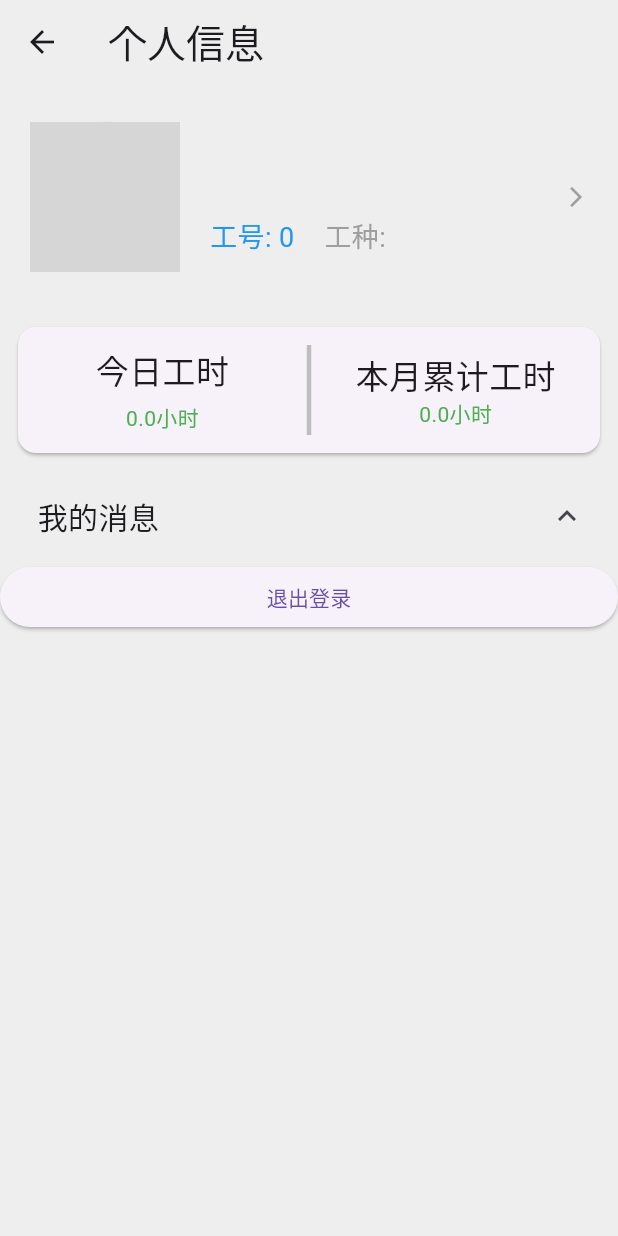
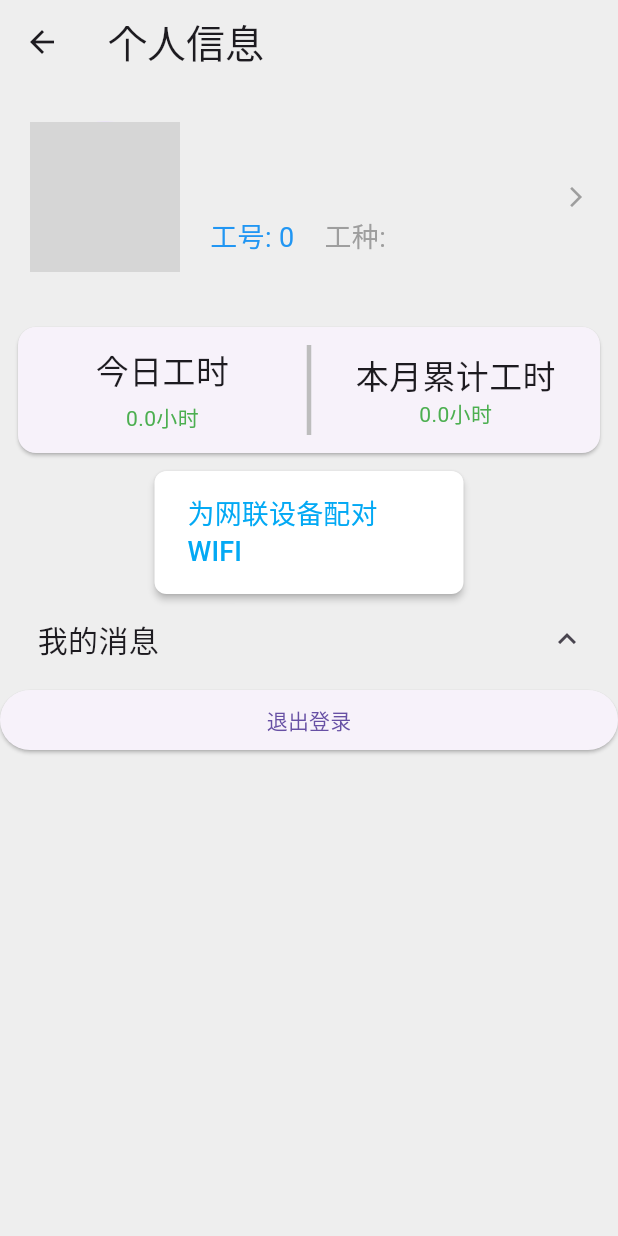
Before and after one commit to SHEVIP/IoTAPP, a Flutter app: the MyInfoPage screen opened directly, after a tap on the "expand more" icon, on a phone screen of 412 x 824 dp. Run offline on Flutter 3.47's test engine with Material 3 defaults, Android fonts, the phone set to English and light mode, and no system bars; our stand-ins replace dio, fl_chart, shared_preferences, table_calendar; missing offline and left inert: network_info_plus; accounts and stored records are empty; network calls fail; grey boxes are pictures that could not be loaded.

Commit message:
wifi_supported

```diff
--- a/lib/views/info/my_info.dart
+++ b/lib/views/info/my_info.dart
@@ -5,6 +5,7 @@ import 'package:untitled/views/info/my_info_detail_page.dart';
 import 'work_hours_details_page.dart';
 import 'package:untitled/utils/prefs_util.dart';
 import 'package:untitled/utils/network_util.dart';
+import 'package:untitled/views/info/wifi_connect.dart';
 import '../../model/work_hours.dart';
 
 class MyInfoPage extends StatefulWidget {
@@ -157,6 +158,28 @@ class _MyInfoPageState extends State<MyInfoPage> {
                 ),
               ),
             ),
+            Center(
+              child: Container(
+                width: MediaQuery.of(context).size.width * 0.5,
+                child: ElevatedButton(
+                  onPressed: () => Navigator.push(
+                    context,
+                    MaterialPageRoute(builder: (context) => const WifiConnectPage()),
+                  ),
+                  child: const Text('为网联设备配对WIFI', style: TextStyle(fontSize: 18),),
+                  style: ElevatedButton.styleFrom(
+                    primary: Colors.white, // 设置按钮背景颜色为淡蓝色
+                    onPrimary: Colors.lightBlue[500], // 设置文字颜色为白色
+                    elevation: 2, // 设置阴影
+                    shape: RoundedRectangleBorder(
+                      borderRadius: BorderRadius.circular(8), // 设置按钮的圆角
+                    ),
+                    padding: const EdgeInsets.symmetric(horizontal: 22, vertical: 15), // 设置内边距
+                  ),
+                ),
+              ),
+            ),
+
             const MessageScroll(),
             ElevatedButton(
               child: const Text('退出登录'),
--- a/pubspec.yaml
+++ b/pubspec.yaml
@@ -19,6 +19,7 @@ dependencies:
   fl_chart: ^0.36.0
   table_calendar: ^3.0.9
   intl: ^0.18.0
+  network_info_plus: ^4.0.1
 
 # 开发依赖
 dev_dependencies:
```
Also changed, not shown: lib/views/info/wifi_connect.dart (added, +156 -0 lines), pubspec.lock, 1 other file.
